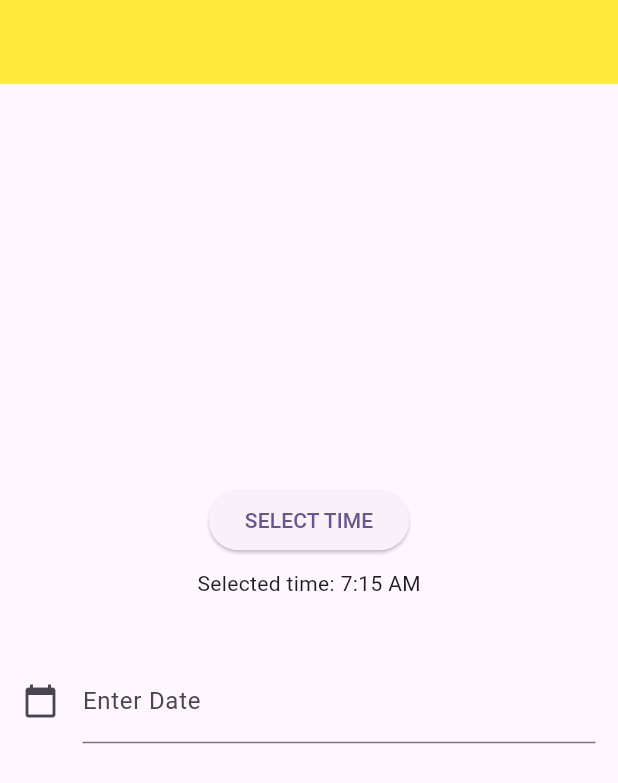
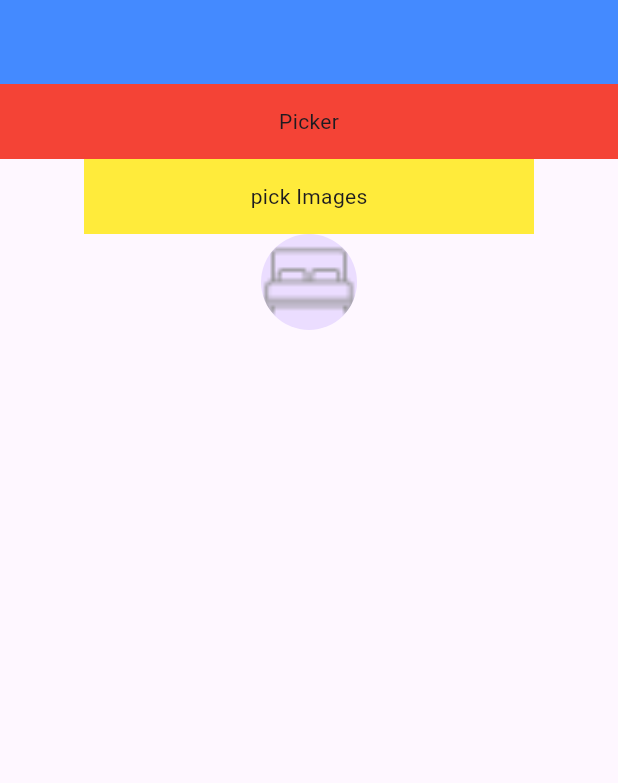
Before and after one commit to Kuldip96/flutter4to6, a Flutter app: the screen it shows after launch, on a phone screen of 412 x 824 dp. Shown: the top 783 px of the screen. Run offline on Flutter 3.47's test engine with Material 3 defaults, Android fonts, the phone set to English and light mode, and no system bars; our stand-ins replace country_picker, flutter_screenutil, fluttertoast, google_fonts, image_picker.

Commit message:
image and country

```diff
--- a/lib/lacture20.dart
+++ b/lib/lacture20.dart
@@ -9,7 +9,7 @@ class Lacture20 extends StatefulWidget {
 }
 
 class _Lacture20State extends State<Lacture20> {
-  TimeOfDay _time = TimeOfDay(hour: 7, minute: 15);
+  TimeOfDay _time = const TimeOfDay(hour: 7, minute: 15);
 
   void _selectTime() async {
     final TimeOfDay? newTime = await showTimePicker(
@@ -42,20 +42,20 @@ class _Lacture20State extends State<Lacture20> {
           children: [
             ElevatedButton(
               onPressed: _selectTime,
-              child: Text('SELECT TIME'),
+              child: const Text('SELECT TIME'),
             ),
-            SizedBox(height: 8),
+            const SizedBox(height: 8),
             Text(
               'Selected time: ${_time.format(context)}',
             ),
             Container(
-                padding: EdgeInsets.all(15),
+                padding: const EdgeInsets.all(15),
                 height: MediaQuery.of(context).size.width / 3,
                 child: Center(
                     child: TextField(
                   controller: dateInput,
                   //editing controller of this TextField
-                  decoration: InputDecoration(
+                  decoration: const InputDecoration(
                       icon: Icon(Icons.calendar_today), //icon of text field
                       labelText: "Enter Date" //label text of field
                       ),
--- /dev/null
+++ b/lib/lacture21.dart
@@ -0,0 +1,105 @@
+import 'dart:io';
+
+import 'package:country_picker/country_picker.dart';
+import 'package:flutter/material.dart';
+import 'package:image_picker/image_picker.dart';
+
+class Lacture21 extends StatefulWidget {
+  const Lacture21({super.key});
+
+  @override
+  State<Lacture21> createState() => _Lacture21State();
+}
+
+class _Lacture21State extends State<Lacture21> {
+  final ImagePicker picker = ImagePicker();
+  File? _imgFile;
+
+  void takeSnapshot() async {
+    final XFile? img = await picker.pickImage(
+      source: ImageSource.gallery, // alternatively, use ImageSource.gallery
+      // maxWidth: 400,
+    );
+    if (img == null) return;
+    setState(() {
+      _imgFile = File(img.path); // convert it to a Dart:io file
+    });
+  }
+
+  @override
+  Widget build(BuildContext context) {
+    return Scaffold(
+      appBar: AppBar(
+        backgroundColor: Colors.blueAccent,
+      ),
+      body: Column(
+        children: [
+          InkWell(
+            onTap: () {
+              showCountryPicker(
+                context: context,
+                //Optional.  Can be used to exclude(remove) one ore more country from the countries list (optional).
+                exclude: <String>['KN', 'MF'],
+                favorite: <String>['SE'],
+                //Optional. Shows phone code before the country name.
+                showPhoneCode: true,
+                onSelect: (Country country) {
+                  print('Select country: ${country.displayName}');
+                },
+                // Optional. Sheet moves when keyboard opens.
+                moveAlongWithKeyboard: false,
+                // Optional. Sets the theme for the country list picker.
+                countryListTheme: CountryListThemeData(
+                  // Optional. Sets the border radius for the bottomsheet.
+                  borderRadius: BorderRadius.only(
+                    topLeft: Radius.circular(40.0),
+                    topRight: Radius.circular(40.0),
+                  ),
+                  // Optional. Styles the search field.
+                  inputDecoration: InputDecoration(
+                    labelText: 'Search',
+                    hintText: 'Start typing to search',
+                    prefixIcon: const Icon(Icons.search),
+                    border: OutlineInputBorder(
+                      borderSide: BorderSide(
+                        color: const Color(0xFF8C98A8).withOpacity(0.2),
+                      ),
+                    ),
+                  ),
+                  // Optional. Styles the text in the search field
+                  searchTextStyle: TextStyle(
+                    color: Colors.blue,
+                    fontSize: 18,
+                  ),
+                ),
+              );
+            },
+            child: Container(
+              height: 50,
+              width: double.infinity,
+              color: Colors.red,
+              child: Center(child: Text("Picker")),
+            ),
+          ),
+          InkWell(
+            onTap: () async {
+              takeSnapshot();
+            },
+            child: Container(
+              height: 50,
+              width: 300,
+              color: Colors.yellow,
+              child: Center(child: Text('pick Images')),
+            ),
+          ),
+          CircleAvatar(
+            radius: 32,
+            backgroundImage: (_imgFile == null)
+                ? AssetImage('images/bed 1.png')
+                : FileImage(_imgFile!),
+          ),
+        ],
+      ),
+    );
+  }
+}
--- a/lib/main.dart
+++ b/lib/main.dart
@@ -1,3 +1,4 @@
+import 'package:country_picker/country_picker.dart';
 import 'package:demoapp/demo.dart';
 import 'package:demoapp/lacture01.dart';
 import 'package:demoapp/lacture02.dart';
@@ -8,6 +9,7 @@ import 'package:demoapp/lacture17.dart';
 import 'package:demoapp/lacture18.dart';
 import 'package:demoapp/lacture19.dart';
 import 'package:demoapp/lacture20.dart';
+import 'package:demoapp/lacture21.dart';
 import 'package:demoapp/mediaquey.dart';
 import 'package:demoapp/todo.dart';
 import 'package:flutter/cupertino.dart';
@@ -31,6 +33,51 @@ class MyApp extends StatelessWidget {
         splitScreenMode: true,
         builder: (context, child) {
           return MaterialApp(
+            supportedLocales: [
+              const Locale('en'),
+              const Locale('ar'),
+              const Locale('es'),
+              const Locale('de'),
+              const Locale('fr'),
+              const Locale('el'),
+              const Locale('et'),
+              const Locale('nb'),
+              const Locale('nn'),
+              const Locale('pl'),
+              const Locale('pt'),
+              const Locale('ru'),
+              const Locale('hi'),
+              const Locale('ne'),
+              const Locale('uk'),
+              const Locale('hr'),
+              const Locale('tr'),
+              const Locale('lv'),
+              const Locale('lt'),
+              const Locale('ku'),
+              const Locale('nl'),
+              const Locale('it'),
+              const Locale('ko'),
+              const Locale('ja'),
+              const Locale('id'),
+              const Locale('cs'),
+              const Locale('ht'),
+              const Locale('sk'),
+              const Locale('ro'),
+              const Locale('bg'),
+              const Locale('ca'),
+              const Locale('he'),
+              const Locale('fa'),
+              const Locale('da'),
+              const Locale.fromSubtags(
+                  languageCode: 'zh',
+                  scriptCode: 'Hans'), // Generic Simplified Chinese 'zh_Hans'
+              const Locale.fromSubtags(
+                  languageCode: 'zh',
+                  scriptCode: 'Hant'), // Generic traditional Chinese 'zh_Hant'
+            ],
+            localizationsDelegates: [
+              CountryLocalizations.delegate,
+            ],
             debugShowCheckedModeBanner: false,
             title: 'Flutter Demo',
             theme: ThemeData(
@@ -45,7 +92,7 @@ class MyApp extends StatelessWidget {
             //   'lacture16': (context) => Lacture16(),
             //   'lacture17': (context) => Lacture17(),
             // },
-            home: Lacture20(),
+            home: Lacture21(),
           );
         });
   }
--- a/pubspec.yaml
+++ b/pubspec.yaml
@@ -39,6 +39,9 @@ dependencies:
   flutter_screenutil: ^5.9.3
   fluttertoast:
   intl: ^0.20.1
+  country_picker: ^2.0.27
+  image_picker: ^1.1.2
+  file: ^7.0.1
 
 dev_dependencies:
   flutter_test:
```
Also changed, not shown: pubspec.lock, 6 other files.
